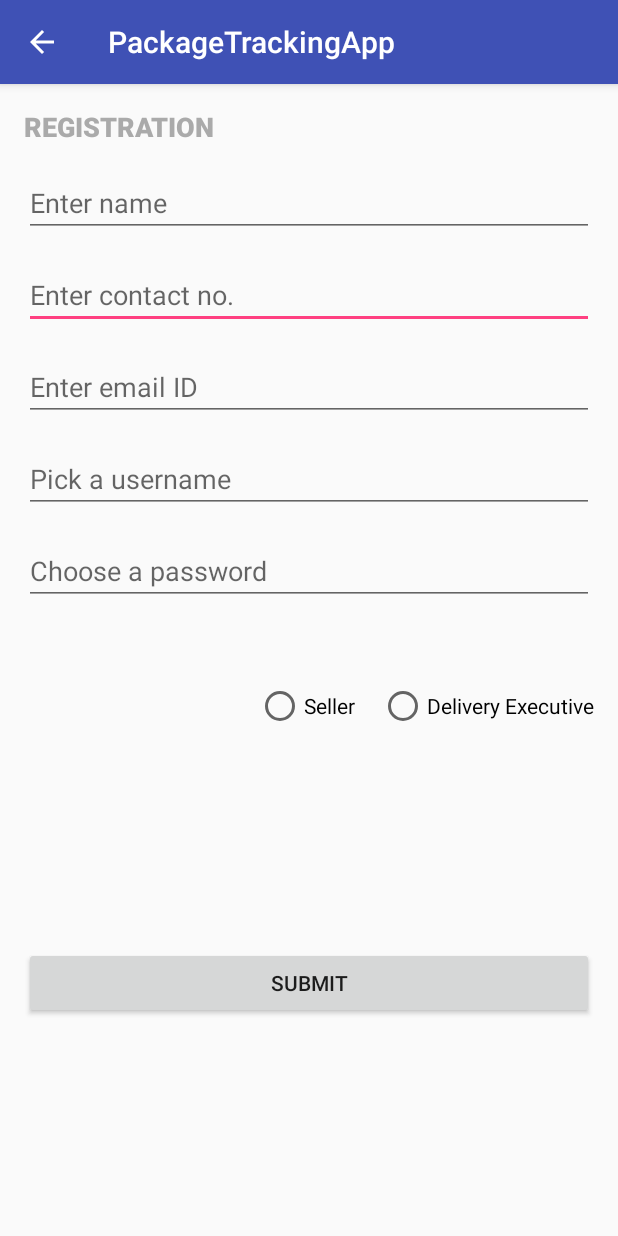
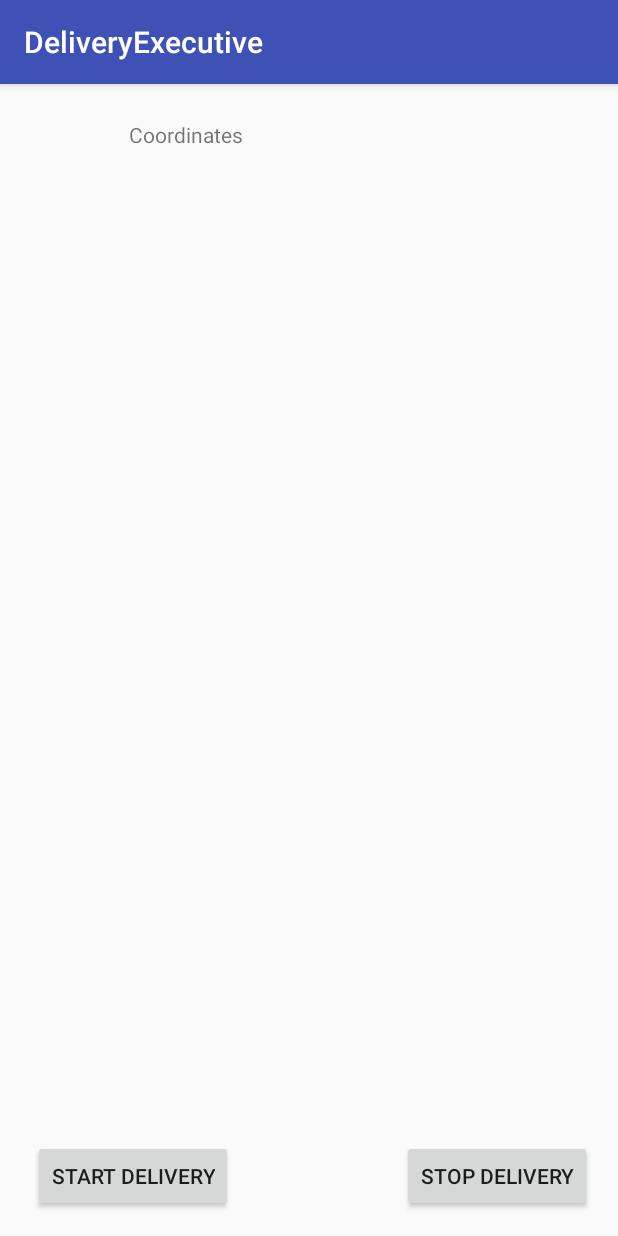
Before and after one commit to rnaher/tracker, an Android app: the screen it shows after launch (RegisterActivity before the commit, DeliveryExecutive after it), after a tap on "REGISTER", on a phone screen of 412 x 824 dp. Run offline under Robolectric (Android 15) with nearby library versions, the phone set to English and light mode, and no system bars.

Commit message:
Delivery Executive and GPS Service Added

```diff
--- a/PackageTrackingApp/app/build.gradle
+++ b/PackageTrackingApp/app/build.gradle
@@ -22,6 +22,7 @@ dependencies {
     implementation fileTree(dir: 'libs', include: ['*.jar'])
     implementation 'com.android.support:appcompat-v7:26.1.0'
     implementation 'com.android.support.constraint:constraint-layout:1.0.2'
+    implementation 'com.android.support:design:26.1.0'
     testImplementation 'junit:junit:4.12'
     androidTestImplementation 'com.android.support.test:runner:1.0.1'
     androidTestImplementation 'com.android.support.test.espresso:espresso-core:3.0.1'
--- /dev/null
+++ b/PackageTrackingApp/app/src/main/java/team4/packagetrackingapp/DeliveryExecutive.java
@@ -0,0 +1,116 @@
+package team4.packagetrackingapp;
+
+import android.Manifest;
+import android.content.BroadcastReceiver;
+import android.content.Context;
+import android.content.Intent;
+import android.content.IntentFilter;
+import android.content.pm.PackageManager;
+import android.os.Build;
+import android.os.Bundle;
+import android.support.annotation.NonNull;
+import android.support.design.widget.FloatingActionButton;
+import android.support.design.widget.Snackbar;
+import android.support.v4.content.ContextCompat;
+import android.support.v7.app.AppCompatActivity;
+import android.support.v7.widget.Toolbar;
+import android.view.View;
+import android.widget.Button;
+import android.widget.TextView;
+
+public class DeliveryExecutive extends AppCompatActivity {
+
+
+    private Button btn_start, btn_stop;
+    private TextView set_coordinates_tv;
+    private BroadcastReceiver broadcastReceiver;
+
+    @Override
+    protected void onResume() {
+        super.onResume();
+        if(broadcastReceiver == null){
+            broadcastReceiver = new BroadcastReceiver() {
+                @Override
+                public void onReceive(Context context, Intent intent) {
+
+                    String cordinates = (String)intent.getExtras().get("coordinates");
+                    String Longitude=cordinates.split("\\s+")[0];
+                    String Latitude=cordinates.split("\\s+")[1];
+
+//                    make call similar to http://localhost:8080/AppServer/requests?pkgid=1&&lat=17.44798&&lng=78.34830
+//                    set_coordinates_tv.append("Long and Lat " +Longitude + " "+Latitude);
+
+                }
+            };
+        }
+        registerReceiver(broadcastReceiver,new IntentFilter("location_update"));
+    }
+
+    @Override
+    protected void onDestroy() {
+        super.onDestroy();
+        if(broadcastReceiver != null){
+            unregisterReceiver(broadcastReceiver);
+        }
+    }
+
+    @Override
+    protected void onCreate(Bundle savedInstanceState) {
+        super.onCreate(savedInstanceState);
+        setContentView(R.layout.activity_delivery_executive);
+        btn_start = (Button) findViewById(R.id.start_delivery_btn);
+        btn_stop = (Button) findViewById(R.id.stop_delivery_btn);
+        set_coordinates_tv = (TextView) findViewById(R.id.coordinates_tv);
+
+        if(!runtime_permissions())
+            enable_buttons();
+        Toolbar toolbar = (Toolbar) findViewById(R.id.toolbar);
+        setSupportActionBar(toolbar);
+
+    }
+    private void enable_buttons() {
+
+        btn_start.setOnClickListener(new View.OnClickListener() {
+            @Override
+            public void onClick(View view) {
+                Intent i =new Intent(getApplicationContext(),GPS_Service.class);
+                startService(i);
+            }
+        });
+
+        btn_stop.setOnClickListener(new View.OnClickListener() {
+            @Override
+            public void onClick(View view) {
+
+                Intent i = new Intent(getApplicationContext(),GPS_Service.class);
+                stopService(i);
+
+            }
+        });
+
+    }
+
+    private boolean runtime_permissions() {
+        if(Build.VERSION.SDK_INT >= 23 && ContextCompat.checkSelfPermission(this, Manifest.permission.ACCESS_FINE_LOCATION) != PackageManager.PERMISSION_GRANTED && ContextCompat.checkSelfPermission(this, Manifest.permission.ACCESS_COARSE_LOCATION) != PackageManager.PERMISSION_GRANTED){
+
+            requestPermissions(new String[]{Manifest.permission.ACCESS_FINE_LOCATION, Manifest.permission.ACCESS_COARSE_LOCATION},100);
+
+            return true;
+        }
+        return false;
+    }
+
+
+    @Override
+    public void onRequestPermissionsResult(int requestCode, @NonNull String[] permissions, @NonNull int[] grantResults) {
+        super.onRequestPermissionsResult(requestCode, permissions, grantResults);
+        if(requestCode == 100){
+            if( grantResults[0] == PackageManager.PERMISSION_GRANTED && grantResults[1] == PackageManager.PERMISSION_GRANTED){
+                enable_buttons();
+            }else {
+                runtime_permissions();
+            }
+        }
+    }
+
+}
--- a/PackageTrackingApp/app/src/main/java/team4/packagetrackingapp/MainActivity.java
+++ b/PackageTrackingApp/app/src/main/java/team4/packagetrackingapp/MainActivity.java
@@ -58,7 +58,7 @@ public class MainActivity extends AppCompatActivity {
 
     /** Called when the user taps the Register button */
     public void register(View view) {
-        Intent intent = new Intent(this, RegisterActivity.class);
+        Intent intent = new Intent(this, DeliveryExecutive.class);
         startActivity(intent);
     }
 }
--- /dev/null
+++ b/PackageTrackingApp/app/src/main/res/layout/activity_delivery_executive.xml
@@ -0,0 +1,26 @@
+<?xml version="1.0" encoding="utf-8"?>
+<android.support.design.widget.CoordinatorLayout xmlns:android="http://schemas.android.com/apk/res/android"
+    xmlns:app="http://schemas.android.com/apk/res-auto"
+    xmlns:tools="http://schemas.android.com/tools"
+    android:layout_width="match_parent"
+    android:layout_height="match_parent"
+    tools:context="team4.packagetrackingapp.DeliveryExecutive">
+
+    <android.support.design.widget.AppBarLayout
+        android:layout_width="match_parent"
+        android:layout_height="wrap_content"
+        android:theme="@style/AppTheme.AppBarOverlay">
+
+        <android.support.v7.widget.Toolbar
+            android:id="@+id/toolbar"
+            android:layout_width="match_parent"
+            android:layout_height="?attr/actionBarSize"
+            android:background="?attr/colorPrimary"
+            app:popupTheme="@style/AppTheme.PopupOverlay" />
+
+    </android.support.design.widget.AppBarLayout>
+
+    <include layout="@layout/content_delivery_executive" />
+
+
+</android.support.design.widget.CoordinatorLayout>
--- /dev/null
+++ b/PackageTrackingApp/app/src/main/res/layout/content_delivery_executive.xml
@@ -0,0 +1,45 @@
+<?xml version="1.0" encoding="utf-8"?>
+<RelativeLayout xmlns:android="http://schemas.android.com/apk/res/android"
+    xmlns:app="http://schemas.android.com/apk/res-auto"
+    xmlns:tools="http://schemas.android.com/tools"
+    android:layout_width="match_parent"
+    android:layout_height="match_parent"
+    app:layout_behavior="@string/appbar_scrolling_view_behavior"
+    tools:context="team4.packagetrackingapp.DeliveryExecutive"
+    tools:showIn="@layout/activity_delivery_executive">
+
+    <Button
+        android:id="@+id/start_delivery_btn"
+        android:layout_width="wrap_content"
+        android:layout_height="wrap_content"
+        android:layout_alignParentBottom="true"
+        android:layout_alignParentStart="true"
+        android:layout_marginBottom="16dp"
+        android:layout_marginStart="22dp"
+        android:text="Start Delivery"
+        tools:layout_editor_absoluteX="26dp"
+        tools:layout_editor_absoluteY="447dp" />
+
+    <Button
+        android:id="@+id/stop_delivery_btn"
+        android:layout_width="wrap_content"
+        android:layout_height="wrap_content"
+        android:layout_alignBaseline="@+id/start_delivery_btn"
+        android:layout_alignBottom="@+id/start_delivery_btn"
+        android:layout_alignParentEnd="true"
+        android:layout_marginEnd="17dp"
+        android:text="Stop Delivery"
+        tools:layout_editor_absoluteX="253dp"
+        tools:layout_editor_absoluteY="447dp" />
+
+    <TextView
+        android:id="@+id/coordinates_tv"
+        android:layout_width="240dp"
+        android:layout_height="310dp"
+        android:layout_alignParentTop="true"
+        android:layout_centerHorizontal="true"
+        android:layout_marginTop="24dp"
+        android:text="Coordinates"
+        tools:layout_editor_absoluteX="65dp"
+        tools:layout_editor_absoluteY="28dp" />
+</RelativeLayout>
--- /dev/null
+++ b/PackageTrackingApp/app/src/main/res/values/dimens.xml
@@ -0,0 +1,3 @@
+<resources>
+    <dimen name="fab_margin">16dp</dimen>
+</resources>
--- a/PackageTrackingApp/app/src/main/res/values/strings.xml
+++ b/PackageTrackingApp/app/src/main/res/values/strings.xml
@@ -13,4 +13,5 @@
     <string name="reg_radio_seller">Seller</string>
     <string name="reg_radio_de">Delivery Executive</string>
     <string name="submit_button">Submit</string>
+    <string name="title_activity_delivery_executive">DeliveryExecutive</string>
 </resources>
--- a/PackageTrackingApp/app/src/main/res/values/styles.xml
+++ b/PackageTrackingApp/app/src/main/res/values/styles.xml
@@ -8,4 +8,13 @@
         <item name="colorAccent">@color/colorAccent</item>
     </style>
 
+    <style name="AppTheme.NoActionBar">
+        <item name="windowActionBar">false</item>
+        <item name="windowNoTitle">true</item>
+    </style>
+
+    <style name="AppTheme.AppBarOverlay" parent="ThemeOverlay.AppCompat.Dark.ActionBar" />
+
+    <style name="AppTheme.PopupOverlay" parent="ThemeOverlay.AppCompat.Light" />
+
 </resources>
```
Also changed, not shown: PackageTrackingApp/app/src/main/AndroidManifest.xml (+14 -5 lines), PackageTrackingApp/app/src/main/java/team4/packagetrackingapp/GPS_Service.java (added, +72 -0 lines), PackageTrackingApp/gradle.properties (+18 -9 lines).
